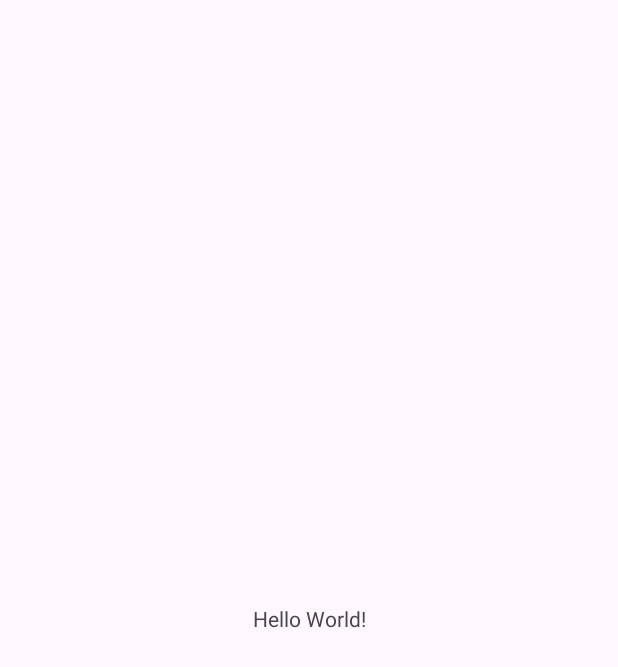
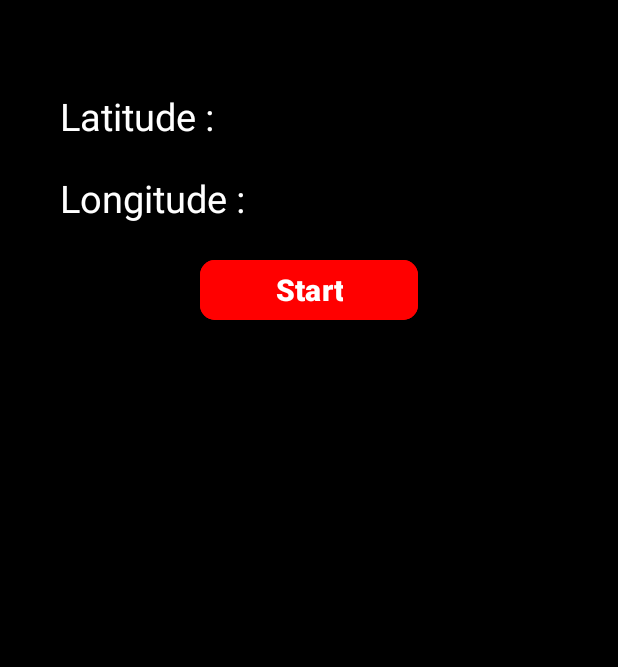
Before and after one commit to PrabhakarYdv/Pointo-Assignment, an Android app: the screen it shows after launch (MainActivity), on a phone screen of 412 x 824 dp. Before the commit the part shown is almost empty. Shown: the top 667 px of the screen. Run offline under Robolectric (Android 15) with nearby library versions, the phone set to English and light mode, and no system bars.

Commit message:
Location Update UI

```diff
--- a/app/src/main/res/layout/activity_main.xml
+++ b/app/src/main/res/layout/activity_main.xml
@@ -1,18 +1,45 @@
 <?xml version="1.0" encoding="utf-8"?>
-<androidx.constraintlayout.widget.ConstraintLayout xmlns:android="http://schemas.android.com/apk/res/android"
+<LinearLayout xmlns:android="http://schemas.android.com/apk/res/android"
     xmlns:app="http://schemas.android.com/apk/res-auto"
     xmlns:tools="http://schemas.android.com/tools"
     android:layout_width="match_parent"
     android:layout_height="match_parent"
+    android:background="#000000"
+    android:orientation="vertical"
+    android:paddingVertical="50dp"
     tools:context=".MainActivity">
 
     <TextView
+        android:id="@+id/latitude"
         android:layout_width="wrap_content"
         android:layout_height="wrap_content"
-        android:text="Hello World!"
-        app:layout_constraintBottom_toBottomOf="parent"
-        app:layout_constraintEnd_toEndOf="parent"
-        app:layout_constraintStart_toStartOf="parent"
-        app:layout_constraintTop_toTopOf="parent" />
+        android:layout_marginHorizontal="40dp"
+        android:layout_marginVertical="10dp"
+        android:text="Latitude : "
+        android:textColor="#FFFFFF"
+        android:textSize="25dp" />
 
-</androidx.constraintlayout.widget.ConstraintLayout>
+    <TextView
+        android:id="@+id/longitude"
+        android:layout_width="wrap_content"
+        android:layout_height="wrap_content"
+        android:layout_marginHorizontal="40dp"
+        android:layout_marginVertical="10dp"
+        android:text="Longitude : "
+        android:textColor="#FFFFFF"
+        android:textSize="25dp" />
+
+    <com.google.android.material.button.MaterialButton
+        android:layout_width="wrap_content"
+        android:layout_height="wrap_content"
+        android:layout_gravity="center"
+        android:layout_marginTop="10dp"
+        android:backgroundTint="#FF0000"
+        android:paddingHorizontal="50dp"
+        android:text="Start"
+        android:textColor="#FFFFFF"
+        android:textSize="20dp"
+        android:textStyle="bold"
+        app:cornerRadius="10dp" />
+
+</LinearLayout>
```
